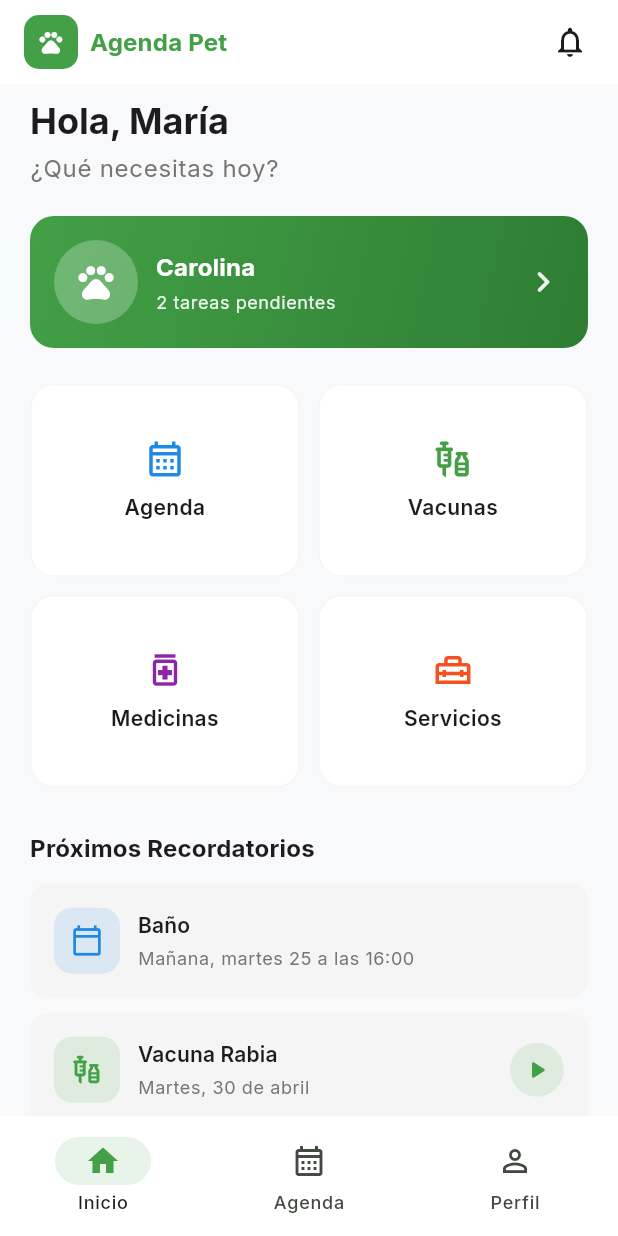
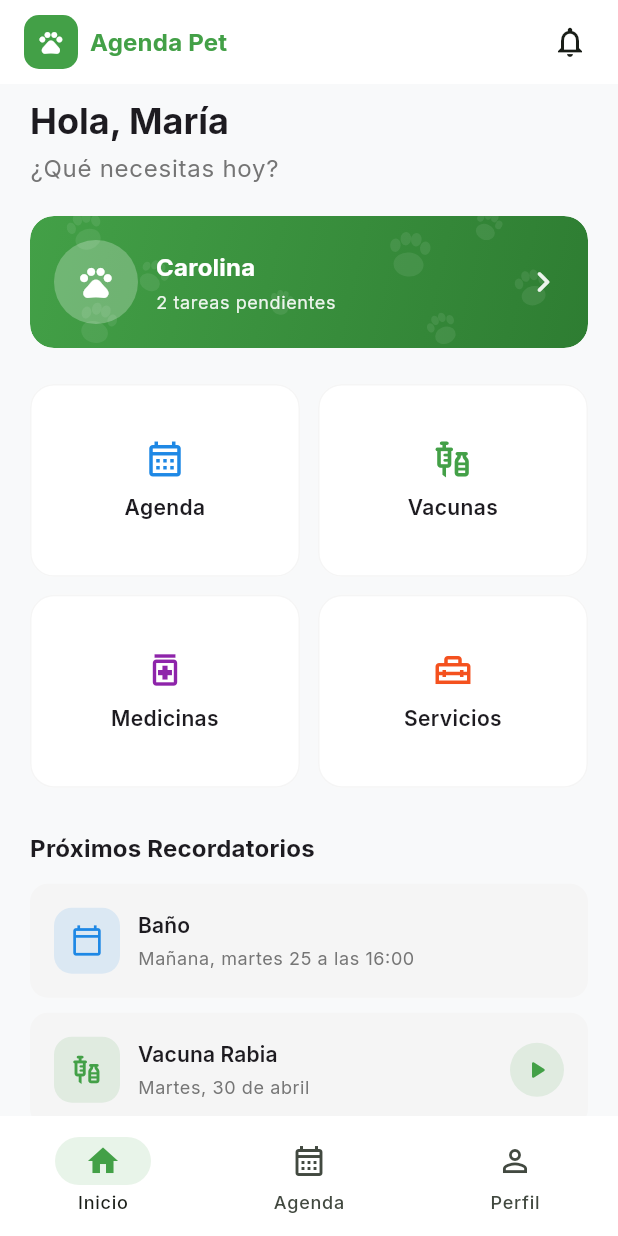
Before and after one commit to Vicente-FD/AgendaPet, a Flutter app: the DashboardActiveScreen screen opened by its route, on a phone screen of 412 x 824 dp. Run offline on Flutter 3.47's test engine with Material 3 defaults, Android fonts, the light colour scheme and no system bars; our stand-ins replace go_router, google_fonts, image_picker.

Commit message:
feat: add micro-animations and press feedback to cards

```diff
--- a/lib/shared/widgets/pet_status_card.dart
+++ b/lib/shared/widgets/pet_status_card.dart
@@ -1,4 +1,10 @@
+import 'dart:typed_data';
+
 import 'package:agenda_pet/core/mocks/home_mock_data.dart';
+import 'package:agenda_pet/core/theme/app_colors.dart';
+import 'package:agenda_pet/shared/widgets/paw_print_background.dart';
+import 'package:agenda_pet/shared/widgets/pet_avatar.dart';
+import 'package:agenda_pet/shared/widgets/pressable.dart';
 import 'package:flutter/material.dart';
 
 class PetStatusCard extends StatelessWidget {
@@ -6,15 +12,19 @@ class PetStatusCard extends StatelessWidget {
     super.key,
     required this.pet,
     this.onTap,
+    this.imageBytes,
   });
 
   final MockPet pet;
   final VoidCallback? onTap;
+  final Uint8List? imageBytes;
 
   @override
   Widget build(BuildContext context) {
-    return Material(
+    return Pressable(
+      child: Material(
         borderRadius: BorderRadius.circular(16),
+        clipBehavior: Clip.antiAlias,
         child: InkWell(
         onTap: onTap,
         borderRadius: BorderRadius.circular(16),
@@ -22,26 +32,22 @@ class PetStatusCard extends StatelessWidget {
           decoration: BoxDecoration(
             borderRadius: BorderRadius.circular(16),
             gradient: const LinearGradient(
-              colors: [
-                Color(0xFF43A047),
-                Color(0xFF2E7D32),
-              ],
+              colors: [AppColors.primary, AppColors.primaryDark],
               begin: Alignment.topLeft,
               end: Alignment.bottomRight,
             ),
           ),
+          child: PawPrintBackground(
+            opacity: 0.08,
             child: Padding(
               padding: const EdgeInsets.all(16),
               child: Row(
                 children: [
-                CircleAvatar(
+                  PetAvatar(
+                    imageBytes: imageBytes,
                     radius: 28,
                     backgroundColor: Colors.white.withValues(alpha: 0.25),
-                  child: const Icon(
-                    Icons.pets,
-                    color: Colors.white,
-                    size: 28,
-                  ),
+                    iconColor: Colors.white,
                   ),
                   const SizedBox(width: 12),
                   Expanded(
@@ -50,7 +56,8 @@ class PetStatusCard extends StatelessWidget {
                       children: [
                         Text(
                           pet.name,
-                        style: Theme.of(context).textTheme.titleMedium?.copyWith(
+                          style:
+                              Theme.of(context).textTheme.titleMedium?.copyWith(
                                     color: Colors.white,
                                     fontWeight: FontWeight.w700,
                                   ),
@@ -58,7 +65,8 @@ class PetStatusCard extends StatelessWidget {
                         const SizedBox(height: 4),
                         Text(
                           '${pet.pendingTasks} tareas pendientes',
-                        style: Theme.of(context).textTheme.bodySmall?.copyWith(
+                          style:
+                              Theme.of(context).textTheme.bodySmall?.copyWith(
                                     color: Colors.white.withValues(alpha: 0.9),
                                   ),
                         ),
@@ -75,6 +83,8 @@ class PetStatusCard extends StatelessWidget {
             ),
           ),
           ),
+        ),
+      ),
     );
   }
 }
--- /dev/null
+++ b/lib/shared/widgets/pressable.dart
@@ -0,0 +1,42 @@
+import 'package:flutter/material.dart';
+
+/// Envuelve un widget tocable y lo encoge un poco mientras se mantiene presionado.
+///
+/// Usa [Listener] (no GestureDetector) para NO consumir el toque: el `InkWell`
+/// u `onTap` interno del hijo sigue funcionando con su ripple normal.
+class Pressable extends StatefulWidget {
+  const Pressable({
+    super.key,
+    required this.child,
+    this.pressedScale = 0.96,
+  });
+
+  final Widget child;
+  final double pressedScale;
+
+  @override
+  State<Pressable> createState() => _PressableState();
+}
+
+class _PressableState extends State<Pressable> {
+  bool _pressed = false;
+
+  void _set(bool value) {
+    if (_pressed != value) setState(() => _pressed = value);
+  }
+
+  @override
+  Widget build(BuildContext context) {
+    return Listener(
+      onPointerDown: (_) => _set(true),
+      onPointerUp: (_) => _set(false),
+      onPointerCancel: (_) => _set(false),
+      child: AnimatedScale(
+        scale: _pressed ? widget.pressedScale : 1,
+        duration: const Duration(milliseconds: 120),
+        curve: Curves.easeOut,
+        child: widget.child,
+      ),
+    );
+  }
+}
--- a/lib/shared/widgets/quick_action_tile.dart
+++ b/lib/shared/widgets/quick_action_tile.dart
@@ -1,4 +1,5 @@
-import 'package:agenda_pet/core/theme/app_colors.dart';
+import 'package:agenda_pet/core/theme/app_surfaces.dart';
+import 'package:agenda_pet/shared/widgets/pressable.dart';
 import 'package:flutter/material.dart';
 
 class QuickActionTile extends StatelessWidget {
@@ -17,17 +18,18 @@ class QuickActionTile extends StatelessWidget {
 
   @override
   Widget build(BuildContext context) {
-    return Material(
-      color: AppColors.background,
-      borderRadius: BorderRadius.circular(16),
-      child: InkWell(
+    return Pressable(
+      child: Material(
+        color: context.surface,
+        borderRadius: BorderRadius.circular(16),
+        child: InkWell(
         onTap: onTap,
         borderRadius: BorderRadius.circular(16),
         child: Container(
           padding: const EdgeInsets.symmetric(vertical: 20, horizontal: 12),
           decoration: BoxDecoration(
             borderRadius: BorderRadius.circular(16),
-            border: Border.all(color: AppColors.surfaceCard),
+            border: Border.all(color: context.surfaceMuted),
           ),
           child: Column(
             mainAxisAlignment: MainAxisAlignment.center,
@@ -44,6 +46,7 @@ class QuickActionTile extends StatelessWidget {
             ],
           ),
         ),
+        ),
       ),
     );
   }
--- a/lib/shared/widgets/reminder_card.dart
+++ b/lib/shared/widgets/reminder_card.dart
@@ -1,5 +1,6 @@
 import 'package:agenda_pet/core/mocks/home_mock_data.dart';
 import 'package:agenda_pet/core/theme/app_colors.dart';
+import 'package:agenda_pet/shared/widgets/pressable.dart';
 import 'package:flutter/material.dart';
 
 class ReminderCard extends StatelessWidget {
@@ -14,10 +15,11 @@ class ReminderCard extends StatelessWidget {
 
   @override
   Widget build(BuildContext context) {
-    return Card(
-      child: InkWell(
-        onTap: onTap,
-        borderRadius: BorderRadius.circular(12),
+    return Pressable(
+      child: Card(
+        child: InkWell(
+          onTap: onTap,
+          borderRadius: BorderRadius.circular(12),
         child: Padding(
           padding: const EdgeInsets.all(16),
           child: Row(
@@ -72,6 +74,7 @@ class ReminderCard extends StatelessWidget {
                 ),
             ],
           ),
+          ),
         ),
       ),
     );
```
Also changed, not shown: lib/shared/widgets/animated_count.dart (added, +30 -0 lines), lib/shared/widgets/animated_entrance.dart (added, +76 -0 lines), lib/shared/widgets/care_item_card.dart (+7 -4 lines). Lines whose indentation alone changed are shown as unchanged.
